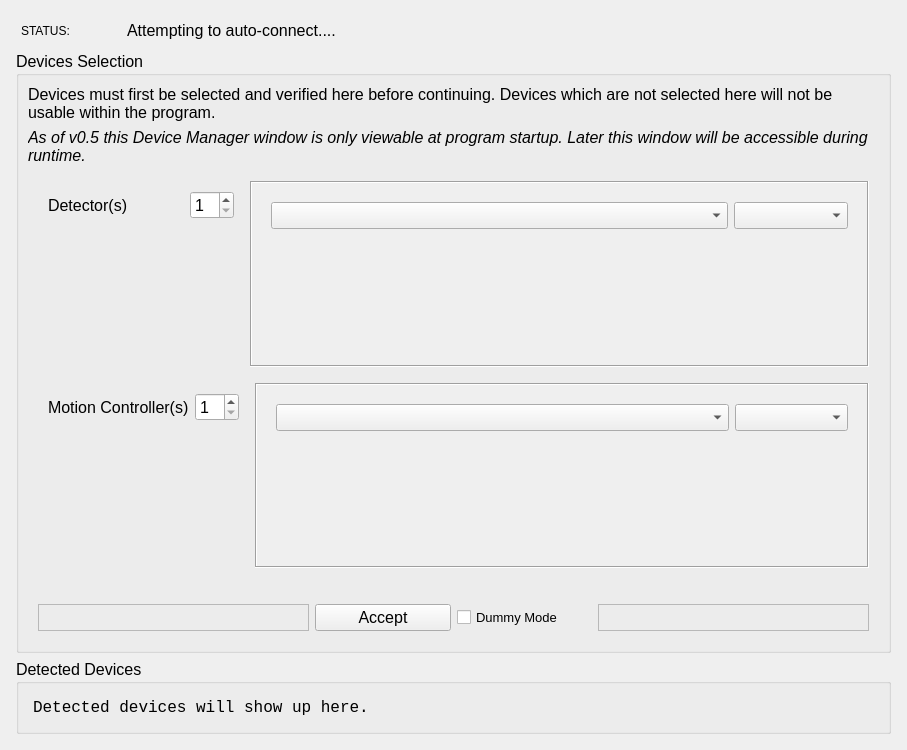
The window that ui/device_manager.ui (mitbailey/MMC) describes before a commit, drawn with Qt 5.
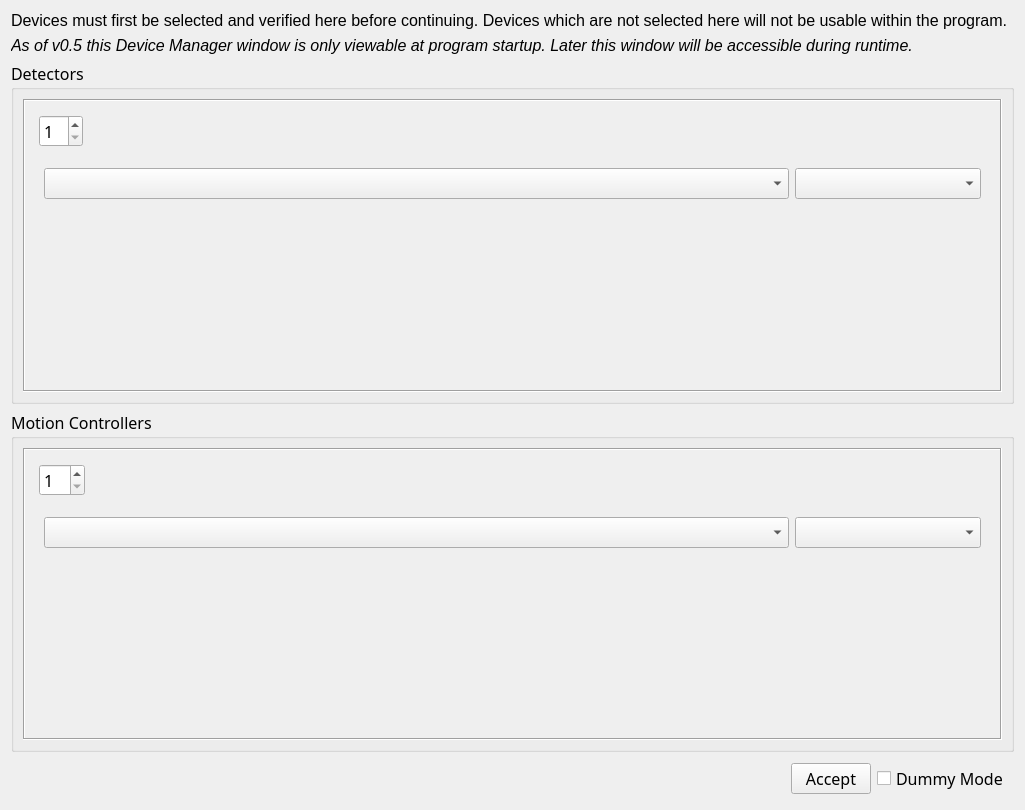
The same window after the commit.

Diff of the .ui file:
```diff
--- a/ui/device_manager.ui
+++ b/ui/device_manager.ui
@@ -6,190 +6,89 @@
    <rect>
     <x>0</x>
     <y>0</y>
-    <width>907</width>
-    <height>750</height>
+    <width>1025</width>
+    <height>810</height>
    </rect>
   </property>
+  <property name="sizePolicy">
+   <sizepolicy hsizetype="Preferred" vsizetype="Preferred">
+    <horstretch>0</horstretch>
+    <verstretch>0</verstretch>
+   </sizepolicy>
+  </property>
   <property name="minimumSize">
    <size>
     <width>800</width>
-    <height>750</height>
+    <height>600</height>
+   </size>
+  </property>
+  <property name="maximumSize">
+   <size>
+    <width>1920</width>
+    <height>1080</height>
    </size>
   </property>
   <property name="windowTitle">
    <string>Form</string>
   </property>
-  <layout class="QGridLayout" name="gridLayout">
-   <item row="0" column="0">
-    <layout class="QVBoxLayout" name="verticalLayout" stretch="0,1,0">
-     <property name="leftMargin">
-      <number>5</number>
-     </property>
-     <property name="topMargin">
-      <number>5</number>
-     </property>
-     <property name="rightMargin">
-      <number>5</number>
-     </property>
-     <property name="bottomMargin">
-      <number>5</number>
-     </property>
+  <layout class="QVBoxLayout" name="verticalLayout">
      <item>
-      <layout class="QHBoxLayout" name="horizontalLayout">
-       <property name="leftMargin">
-        <number>5</number>
-       </property>
-       <property name="topMargin">
-        <number>5</number>
-       </property>
-       <property name="rightMargin">
-        <number>5</number>
-       </property>
-       <property name="bottomMargin">
-        <number>5</number>
-       </property>
-       <item>
-        <widget class="QLabel" name="label_5">
-         <property name="maximumSize">
-          <size>
-           <width>100</width>
-           <height>16777215</height>
-          </size>
-         </property>
-         <property name="text">
-          <string>STATUS:</string>
-         </property>
-        </widget>
-       </item>
-       <item>
-        <widget class="QLabel" name="dmw_explanation_ql">
-         <property name="font">
-          <font>
-           <family>Segoe UI</family>
-           <pointsize>12</pointsize>
-          </font>
-         </property>
-         <property name="text">
-          <string>Attempting to auto-connect....</string>
-         </property>
-         <property name="alignment">
-          <set>Qt::AlignLeading|Qt::AlignLeft|Qt::AlignTop</set>
-         </property>
-         <property name="wordWrap">
-          <bool>true</bool>
-         </property>
-        </widget>
-       </item>
-      </layout>
-     </item>
-     <item>
-      <widget class="QGroupBox" name="groupBox">
-       <property name="font">
-        <font>
-         <family>Segoe UI</family>
-         <pointsize>12</pointsize>
-        </font>
-       </property>
-       <property name="title">
-        <string>Devices Selection</string>
-       </property>
-       <layout class="QGridLayout" name="gridLayout_2">
-        <item row="2" column="0">
-         <layout class="QVBoxLayout" name="verticalLayout_2">
-          <property name="leftMargin">
-           <number>5</number>
-          </property>
-          <property name="topMargin">
-           <number>5</number>
-          </property>
-          <property name="rightMargin">
-           <number>5</number>
-          </property>
-          <property name="bottomMargin">
-           <number>5</number>
-          </property>
-          <item>
-           <layout class="QHBoxLayout" name="horizontalLayout_2" stretch="1,3">
-            <property name="leftMargin">
-             <number>5</number>
-            </property>
-            <property name="topMargin">
-             <number>5</number>
-            </property>
-            <property name="rightMargin">
-             <number>5</number>
-            </property>
-            <property name="bottomMargin">
-             <number>5</number>
-            </property>
-            <item>
-             <layout class="QVBoxLayout" name="verticalLayout_6">
-              <property name="leftMargin">
-               <number>5</number>
-              </property>
-              <property name="topMargin">
-               <number>5</number>
-              </property>
-              <property name="rightMargin">
-               <number>5</number>
-              </property>
-              <property name="bottomMargin">
-               <number>5</number>
-              </property>
-              <item>
-               <layout class="QHBoxLayout" name="horizontalLayout_8" stretch="1,0">
-                <property name="leftMargin">
-                 <number>5</number>
-                </property>
-                <property name="topMargin">
-                 <number>5</number>
-                </property>
-                <property name="rightMargin">
-                 <number>5</number>
-                </property>
-                <property name="bottomMargin">
-                 <number>5</number>
-                </property>
-                <item>
-                 <widget class="QLabel" name="label_3">
-                  <property name="text">
-                   <string>Detector(s)</string>
-                  </property>
-                 </widget>
-                </item>
-                <item>
-                 <widget class="QSpinBox" name="num_detectors">
+    <widget class="QLabel" name="label">
                   <property name="minimumSize">
                    <size>
-                    <width>44</width>
-                    <height>27</height>
-                   </size>
-                  </property>
-                  <property name="minimum">
-                   <number>1</number>
-                  </property>
-                  <property name="maximum">
-                   <number>2</number>
-                  </property>
-                 </widget>
-                </item>
-               </layout>
-              </item>
-              <item>
-               <spacer name="verticalSpacer">
-                <property name="orientation">
-                 <enum>Qt::Vertical</enum>
-                </property>
-                <property name="sizeHint" stdset="0">
-                 <size>
                   <width>20</width>
-                  <height>40</height>
-                 </size>
-                </property>
-               </spacer>
-              </item>
-             </layout>
-            </item>
+       <height>0</height>
+      </size>
+     </property>
+     <property name="font">
+      <font>
+       <family>Segoe UI</family>
+       <pointsize>12</pointsize>
+       <weight>50</weight>
+       <bold>false</bold>
+      </font>
+     </property>
+     <property name="text">
+      <string>Devices must first be selected and verified here before continuing. Devices which are not selected here will not be usable within the program.</string>
+     </property>
+     <property name="wordWrap">
+      <bool>true</bool>
+     </property>
+    </widget>
+   </item>
+   <item>
+    <widget class="QLabel" name="label_2">
+     <property name="font">
+      <font>
+       <family>Segoe UI</family>
+       <pointsize>12</pointsize>
+       <weight>50</weight>
+       <italic>true</italic>
+       <bold>false</bold>
+      </font>
+     </property>
+     <property name="text">
+      <string>As of v0.5 this Device Manager window is only viewable at program startup. Later this window will be accessible during runtime.</string>
+     </property>
+     <property name="wordWrap">
+      <bool>true</bool>
+     </property>
+    </widget>
+   </item>
+   <item>
+    <widget class="QGroupBox" name="groupBox_3">
+     <property name="font">
+      <font>
+       <family>Segoe UI Semibold</family>
+       <pointsize>12</pointsize>
+       <weight>50</weight>
+       <bold>false</bold>
+      </font>
+     </property>
+     <property name="title">
+      <string>Detectors</string>
+     </property>
+     <layout class="QVBoxLayout" name="verticalLayout_5">
             <item>
              <widget class="QScrollArea" name="scrollArea_2">
               <property name="frameShape">
@@ -203,11 +102,56 @@
                 <rect>
                  <x>0</x>
                  <y>0</y>
-                 <width>621</width>
-                 <height>176</height>
+           <width>983</width>
+           <height>299</height>
                 </rect>
                </property>
                <layout class="QVBoxLayout" name="verticalLayout_4">
+          <item>
+           <layout class="QHBoxLayout" name="horizontalLayout_8" stretch="0,0">
+            <property name="leftMargin">
+             <number>5</number>
+            </property>
+            <property name="topMargin">
+             <number>5</number>
+            </property>
+            <property name="rightMargin">
+             <number>5</number>
+            </property>
+            <property name="bottomMargin">
+             <number>5</number>
+            </property>
+            <item>
+             <widget class="QSpinBox" name="num_detectors">
+              <property name="minimumSize">
+               <size>
+                <width>44</width>
+                <height>27</height>
+               </size>
+              </property>
+              <property name="minimum">
+               <number>1</number>
+              </property>
+              <property name="maximum">
+               <number>2</number>
+              </property>
+             </widget>
+            </item>
+            <item>
+             <spacer name="horizontalSpacer">
+              <property name="orientation">
+               <enum>Qt::Horizontal</enum>
+              </property>
+              <property name="sizeHint" stdset="0">
+               <size>
+                <width>40</width>
+                <height>20</height>
+               </size>
+              </property>
+             </spacer>
+            </item>
+           </layout>
+          </item>
                 <item>
                  <layout class="QVBoxLayout" name="detector_combo_layout">
                   <property name="leftMargin">
@@ -264,89 +208,20 @@
              </widget>
             </item>
            </layout>
-          </item>
-          <item>
-           <layout class="QHBoxLayout" name="horizontalLayout_3" stretch="1,3">
-            <property name="leftMargin">
-             <number>5</number>
-            </property>
-            <property name="topMargin">
-             <number>5</number>
-            </property>
-            <property name="rightMargin">
-             <number>5</number>
-            </property>
-            <property name="bottomMargin">
-             <number>5</number>
-            </property>
-            <item>
-             <layout class="QVBoxLayout" name="verticalLayout_7">
-              <property name="leftMargin">
-               <number>5</number>
-              </property>
-              <property name="topMargin">
-               <number>5</number>
-              </property>
-              <property name="rightMargin">
-               <number>5</number>
-              </property>
-              <property name="bottomMargin">
-               <number>5</number>
-              </property>
-              <item>
-               <layout class="QHBoxLayout" name="horizontalLayout_9" stretch="1,0">
-                <property name="leftMargin">
-                 <number>5</number>
-                </property>
-                <property name="topMargin">
-                 <number>5</number>
-                </property>
-                <property name="rightMargin">
-                 <number>5</number>
-                </property>
-                <property name="bottomMargin">
-                 <number>5</number>
-                </property>
-                <item>
-                 <widget class="QLabel" name="label_4">
-                  <property name="text">
-                   <string>Motion Controller(s)</string>
-                  </property>
                  </widget>
                 </item>
                 <item>
-                 <widget class="QSpinBox" name="num_motion_controllers">
-                  <property name="minimumSize">
-                   <size>
-                    <width>44</width>
-                    <height>27</height>
-                   </size>
-                  </property>
-                  <property name="minimum">
-                   <number>1</number>
-                  </property>
-                  <property name="maximum">
-                   <number>32</number>
-                  </property>
-                 </widget>
-                </item>
-               </layout>
-              </item>
-              <item>
-               <spacer name="verticalSpacer_3">
-                <property name="orientation">
-                 <enum>Qt::Vertical</enum>
-                </property>
-                <property name="sizeHint" stdset="0">
-                 <size>
-                  <width>20</width>
-                  <height>40</height>
-                 </size>
-                </property>
-               </spacer>
-              </item>
-             </layout>
-            </item>
+    <widget class="QGroupBox" name="groupBox_4">
+     <property name="font">
+      <font>
+       <family>Segoe UI Semibold</family>
+       <pointsize>12</pointsize>
+      </font>
+     </property>
+     <property name="title">
+      <string>Motion Controllers</string>
+     </property>
+     <layout class="QVBoxLayout" name="verticalLayout_6">
             <item>
              <widget class="QScrollArea" name="scrollArea">
               <property name="frameShape">
@@ -363,11 +238,56 @@
                 <rect>
                  <x>0</x>
                  <y>0</y>
-                 <width>618</width>
-                 <height>176</height>
+           <width>983</width>
+           <height>298</height>
                 </rect>
                </property>
                <layout class="QVBoxLayout" name="verticalLayout_3">
+          <item>
+           <layout class="QHBoxLayout" name="horizontalLayout_9" stretch="0,0">
+            <property name="leftMargin">
+             <number>5</number>
+            </property>
+            <property name="topMargin">
+             <number>5</number>
+            </property>
+            <property name="rightMargin">
+             <number>5</number>
+            </property>
+            <property name="bottomMargin">
+             <number>5</number>
+            </property>
+            <item>
+             <widget class="QSpinBox" name="num_motion_controllers">
+              <property name="minimumSize">
+               <size>
+                <width>44</width>
+                <height>27</height>
+               </size>
+              </property>
+              <property name="minimum">
+               <number>1</number>
+              </property>
+              <property name="maximum">
+               <number>32</number>
+              </property>
+             </widget>
+            </item>
+            <item>
+             <spacer name="horizontalSpacer_2">
+              <property name="orientation">
+               <enum>Qt::Horizontal</enum>
+              </property>
+              <property name="sizeHint" stdset="0">
+               <size>
+                <width>40</width>
+                <height>20</height>
+               </size>
+              </property>
+             </spacer>
+            </item>
+           </layout>
+          </item>
                 <item>
                  <layout class="QVBoxLayout" name="mtn_ctrl_combo_layout">
                   <property name="sizeConstraint">
@@ -427,65 +347,43 @@
              </widget>
             </item>
            </layout>
-          </item>
-          <item>
-           <layout class="QHBoxLayout" name="horizontalLayout_5">
-            <property name="leftMargin">
-             <number>5</number>
-            </property>
-            <property name="topMargin">
-             <number>5</number>
-            </property>
-            <property name="rightMargin">
-             <number>5</number>
-            </property>
-            <property name="bottomMargin">
-             <number>5</number>
-            </property>
-           </layout>
-          </item>
-          <item>
-           <layout class="QHBoxLayout" name="horizontalLayout_7">
-            <property name="leftMargin">
-             <number>5</number>
-            </property>
-            <property name="topMargin">
-             <number>5</number>
-            </property>
-            <property name="rightMargin">
-             <number>5</number>
-            </property>
-            <property name="bottomMargin">
-             <number>5</number>
-            </property>
-           </layout>
-          </item>
-          <item>
-           <layout class="QHBoxLayout" name="horizontalLayout_6" stretch="2,1,1,2">
-            <property name="leftMargin">
-             <number>5</number>
-            </property>
-            <property name="topMargin">
-             <number>5</number>
-            </property>
-            <property name="rightMargin">
-             <number>5</number>
-            </property>
-            <property name="bottomMargin">
-             <number>5</number>
-            </property>
-            <item>
-             <widget class="QFrame" name="frame">
-              <property name="frameShape">
-               <enum>QFrame::StyledPanel</enum>
-              </property>
-              <property name="frameShadow">
-               <enum>QFrame::Raised</enum>
-              </property>
-             </widget>
+    </widget>
+   </item>
+   <item>
+    <layout class="QHBoxLayout" name="horizontalLayout_10">
+     <property name="leftMargin">
+      <number>5</number>
+     </property>
+     <property name="topMargin">
+      <number>5</number>
+     </property>
+     <property name="rightMargin">
+      <number>5</number>
+     </property>
+     <property name="bottomMargin">
+      <number>5</number>
+     </property>
+     <item>
+      <spacer name="horizontalSpacer_3">
+       <property name="orientation">
+        <enum>Qt::Horizontal</enum>
+       </property>
+       <property name="sizeHint" stdset="0">
+        <size>
+         <width>40</width>
+         <height>20</height>
+        </size>
+       </property>
+      </spacer>
             </item>
             <item>
              <widget class="QPushButton" name="acc_button">
+       <property name="font">
+        <font>
+         <family>Segoe UI Semibold</family>
+         <pointsize>12</pointsize>
+        </font>
+       </property>
               <property name="text">
                <string>Accept</string>
               </property>
@@ -495,100 +393,13 @@
              <widget class="QCheckBox" name="dum_checkbox">
               <property name="font">
                <font>
-                <family>Segoe UI</family>
-                <pointsize>10</pointsize>
+         <family>Segoe UI Semibold</family>
+         <pointsize>12</pointsize>
                </font>
               </property>
               <property name="text">
                <string>Dummy Mode</string>
               </property>
-             </widget>
-            </item>
-            <item>
-             <widget class="QFrame" name="frame_2">
-              <property name="frameShape">
-               <enum>QFrame::StyledPanel</enum>
-              </property>
-              <property name="frameShadow">
-               <enum>QFrame::Raised</enum>
-              </property>
-             </widget>
-            </item>
-           </layout>
-          </item>
-         </layout>
-        </item>
-        <item row="0" column="0">
-         <widget class="QLabel" name="label">
-          <property name="text">
-           <string>Devices must first be selected and verified here before continuing. Devices which are not selected here will not be usable within the program.</string>
-          </property>
-          <property name="wordWrap">
-           <bool>true</bool>
-          </property>
-         </widget>
-        </item>
-        <item row="1" column="0">
-         <widget class="QLabel" name="label_2">
-          <property name="font">
-           <font>
-            <weight>50</weight>
-            <italic>true</italic>
-            <bold>false</bold>
-           </font>
-          </property>
-          <property name="text">
-           <string>As of v0.5 this Device Manager window is only viewable at program startup. Later this window will be accessible during runtime.</string>
-          </property>
-          <property name="wordWrap">
-           <bool>true</bool>
-          </property>
-         </widget>
-        </item>
-       </layout>
-      </widget>
-     </item>
-     <item>
-      <widget class="QGroupBox" name="groupBox_2">
-       <property name="font">
-        <font>
-         <family>Segoe UI</family>
-         <pointsize>12</pointsize>
-        </font>
-       </property>
-       <property name="title">
-        <string>Detected Devices</string>
-       </property>
-       <layout class="QGridLayout" name="gridLayout_3">
-        <item row="0" column="0">
-         <layout class="QHBoxLayout" name="horizontalLayout_4">
-          <property name="leftMargin">
-           <number>5</number>
-          </property>
-          <property name="topMargin">
-           <number>5</number>
-          </property>
-          <property name="rightMargin">
-           <number>5</number>
-          </property>
-          <property name="bottomMargin">
-           <number>5</number>
-          </property>
-          <item>
-           <widget class="QLabel" name="devices_label">
-            <property name="font">
-             <font>
-              <family>Courier New</family>
-             </font>
-            </property>
-            <property name="text">
-             <string>Detected devices will show up here.</string>
-            </property>
-           </widget>
-          </item>
-         </layout>
-        </item>
-       </layout>
       </widget>
      </item>
     </layout>
```
Lines whose indentation alone changed are shown as unchanged.
